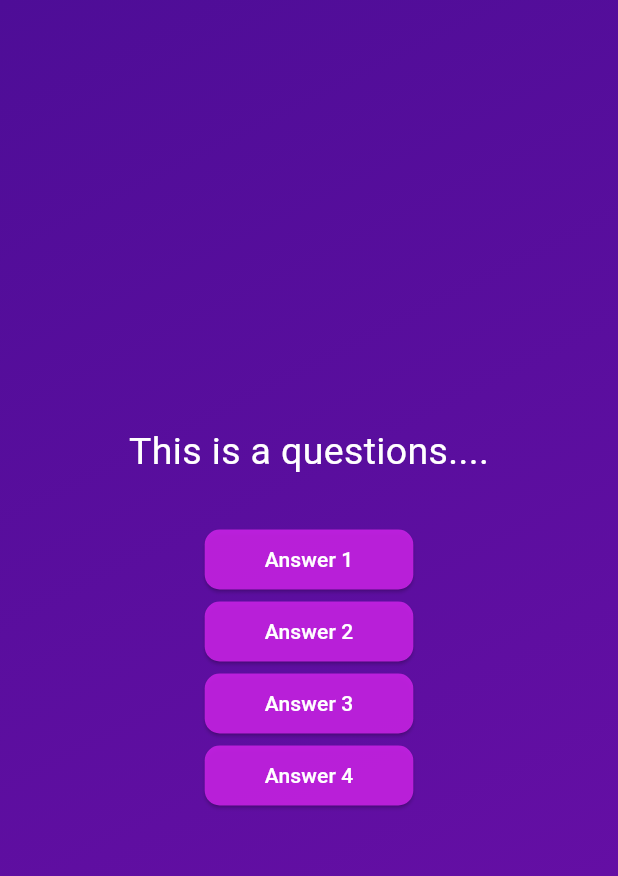
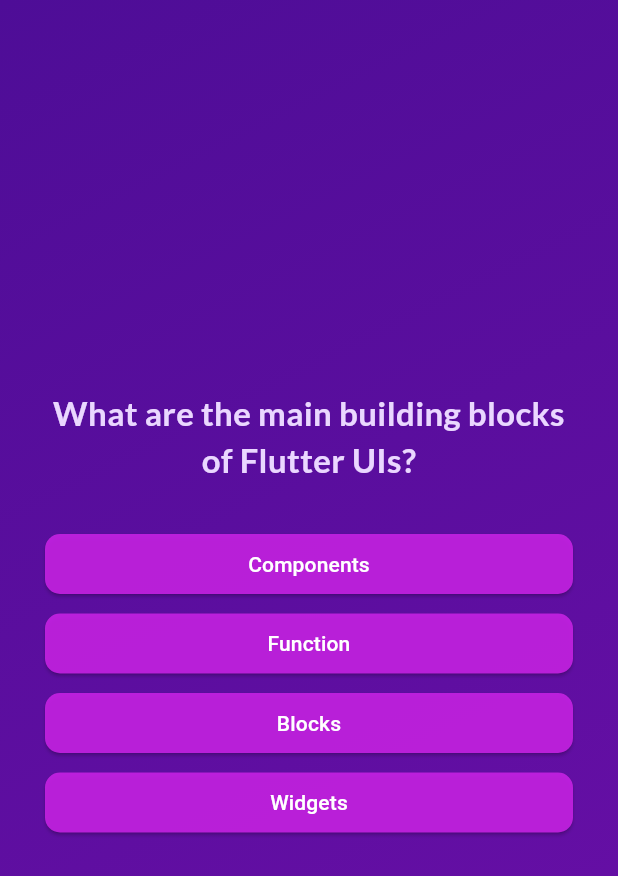
Before and after one commit to masudRana88/quiz_app_se3, a Flutter app: the screen it shows after launch, after a tap on "Start Quiz", on a phone screen of 412 x 824 dp. Shown: the top 876 px of the screen. Run offline on Flutter 3.47's test engine with Material 3 defaults, Android fonts, the phone set to English and light mode, and no system bars; our stand-ins replace google_fonts.

Commit message:
This app is Ready

```diff
--- a/lib/answer_button.dart
+++ b/lib/answer_button.dart
@@ -8,7 +8,9 @@
 
   @override
   Widget build(BuildContext context) {
-    return ElevatedButton(
+    return Padding(
+      padding: const EdgeInsets.only(bottom: 5),
+      child: ElevatedButton(
         style: ElevatedButton.styleFrom(
           padding: const EdgeInsets.symmetric(
             horizontal: 40,
@@ -21,7 +23,11 @@
           ),
         ),
         onPressed: onTap,
-      child: Text(answer),
+        child: Text(
+          answer,
+          textAlign: TextAlign.center,
+        ),
+      ),
     );
   }
 }
--- a/lib/data/questions.dart
+++ b/lib/data/questions.dart
@@ -10,8 +10,8 @@
   QuizQuestion("How are Flutter UIs built?", [
     "By combinding widgets in code",
     "By combinding widgets in a visual editor",
-    "By defining widets in config files"
-        "By using XCode for iOS and Andorid Studio for Android"
+    "By defining widets in config files",
+    "By using XCode for iOS and Andorid Studio for Android"
   ]),
   QuizQuestion("Whats's the purpose of StatefullWidget?", [
     "Update UI as data change",
--- a/lib/models/quiz_question.dart
+++ b/lib/models/quiz_question.dart
@@ -3,4 +3,10 @@
 
   final String question;
   final List<String> answer;
+
+  List<String> getShuffledAnswer() {
+    final List<String> shuffleAnswer = List.of(answer);
+    shuffleAnswer.shuffle();
+    return shuffleAnswer;
+  }
 }
--- a/lib/question_screen.dart
+++ b/lib/question_screen.dart
@@ -1,36 +1,65 @@
 import 'package:flutter/material.dart';
+import 'package:google_fonts/google_fonts.dart';
 import 'package:quiz_app_se3/answer_button.dart';
+import 'package:quiz_app_se3/data/questions.dart';
+
+// Widget class
 
 class QuestionScreen extends StatefulWidget {
-  const QuestionScreen({Key? key}) : super(key: key);
+  const QuestionScreen({
+    Key? key,
+    required this.onSelecteAnswer,
+  }) : super(key: key);
+
+  final void Function(String answer) onSelecteAnswer;
 
   @override
   State<QuestionScreen> createState() => _QuestionScreenState();
 }
 
+// State class
+
 class _QuestionScreenState extends State<QuestionScreen> {
+  var currentQusitionIndex = 0;
+
+  void answerTheQuestion(String answer) {
+    widget.onSelecteAnswer(answer);
+    setState(() {
+      currentQusitionIndex++;
+    });
+  }
+
   @override
   Widget build(BuildContext context) {
+    final currentQuestion = questions[currentQusitionIndex];
     return SizedBox(
       width: double.infinity,
+      child: Container(
+        margin: const EdgeInsets.all(30),
         child: Column(
           mainAxisAlignment: MainAxisAlignment.center,
+          crossAxisAlignment: CrossAxisAlignment.stretch,
           children: [
-          const Text(
-            "This is a questions....",
-            style: TextStyle(
-              color: Colors.white,
-              fontSize: 25,
-            ),
+            Text(
+              currentQuestion.question,
+              style: GoogleFonts.lato(
+                  fontSize: 22,
+                  color: const Color.fromARGB(255, 234, 215, 255),
+                  fontWeight: FontWeight.bold),
+              textAlign: TextAlign.center,
             ),
             const SizedBox(
               height: 30,
             ),
-          AnswerButton(answer: "Answer 1", onTap: () {}),
-          AnswerButton(answer: "Answer 2", onTap: () {}),
-          AnswerButton(answer: "Answer 3", onTap: () {}),
-          AnswerButton(answer: "Answer 4", onTap: () {}),
+            ...currentQuestion.getShuffledAnswer().map(
+                  (item) => AnswerButton(
+                      answer: item,
+                      onTap: () {
+                        answerTheQuestion(item);
+                      }),
+                ), // AnswerButton
           ],
+        ),
       ),
     );
   }
--- a/lib/quiz.dart
+++ b/lib/quiz.dart
@@ -1,7 +1,10 @@
 import 'package:flutter/material.dart';
+import 'package:quiz_app_se3/data/questions.dart';
 import 'package:quiz_app_se3/question_screen.dart';
+import 'package:quiz_app_se3/result_screen.dart';
 import 'package:quiz_app_se3/start_screen.dart';
 
+// Widget Class //
 class Quiz extends StatefulWidget {
   const Quiz({Key? key}) : super(key: key);
 
@@ -9,21 +12,45 @@
   State<Quiz> createState() => _QuizState();
 }
 
+// State Class //
 class _QuizState extends State<Quiz> {
   String activeScreen = "start-screen";
+  List<String> selectedAnswer = [];
+
+  String stertScreenText = "start-screen";
+  String questionScreenText = "question-screen";
+  String resultScreenText = "result_screen";
 
   void switchScreen() {
+    selectedAnswer = [];
     setState(() {
-      activeScreen = "question-screen";
+      activeScreen = questionScreenText;
     });
+  }
+
+  void chooseAnswer(String answer) {
+    selectedAnswer.add(answer);
+    if (selectedAnswer.length == questions.length) {
+      setState(() {
+        activeScreen = resultScreenText;
+      });
+    }
   }
 
   @override
   Widget build(BuildContext context) {
-    final screenWidget = activeScreen == "start-screen"
-        ? StartScreen(switchScreen)
-        : const QuestionScreen();
-
+    Widget screenWidget = StartScreen(switchScreen);
+    // Switch Screen
+    if (activeScreen == stertScreenText) {
+      screenWidget = StartScreen(switchScreen);
+    } else if (activeScreen == questionScreenText) {
+      screenWidget = QuestionScreen(onSelecteAnswer: chooseAnswer);
+    } else if (activeScreen == resultScreenText) {
+      screenWidget = ResultScreen(
+        choosenAnswer: selectedAnswer,
+        restartBtn: switchScreen,
+      );
+    }
     return MaterialApp(
       home: Scaffold(
         body: Container(
--- a/lib/start_screen.dart
+++ b/lib/start_screen.dart
@@ -1,4 +1,5 @@
 import 'package:flutter/material.dart';
+import 'package:google_fonts/google_fonts.dart';
 
 class StartScreen extends StatelessWidget {
   const StartScreen(this.startQuiz, {Key? key}) : super(key: key);
@@ -19,9 +20,9 @@
           const SizedBox(
             height: 50,
           ),
-          const Text(
+          Text(
             "Learn Flutter with fun!!",
-            style: TextStyle(
+            style: GoogleFonts.lato(
               fontSize: 24,
               color: Colors.white,
             ),
--- a/pubspec.yaml
+++ b/pubspec.yaml
@@ -35,6 +35,7 @@
   # The following adds the Cupertino Icons font to your application.
   # Use with the CupertinoIcons class for iOS style icons.
   cupertino_icons: ^1.0.2
+  google_fonts: ^6.1.0
 
 dev_dependencies:
   flutter_test:
```
Also changed, not shown: lib/question_summary.dart (added, +81 -0 lines), lib/result_screen.dart (added, +73 -0 lines), pubspec.lock, 1 other file. Lines whose indentation alone changed are shown as unchanged.
